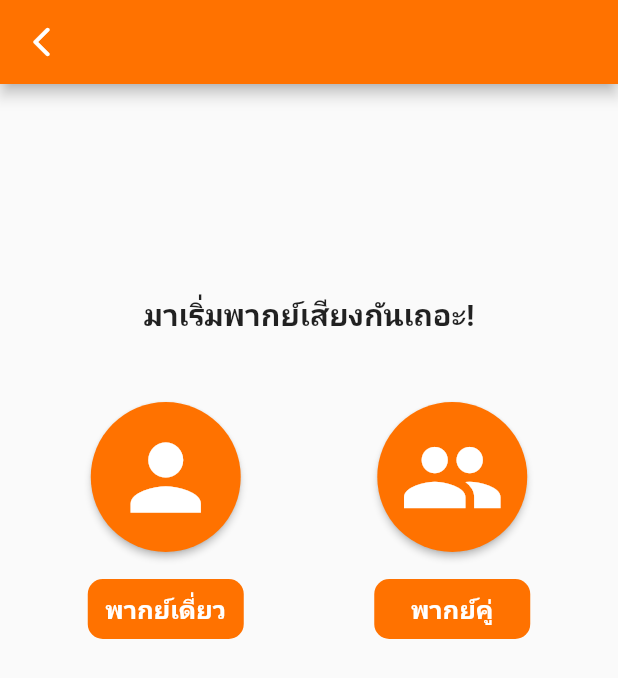
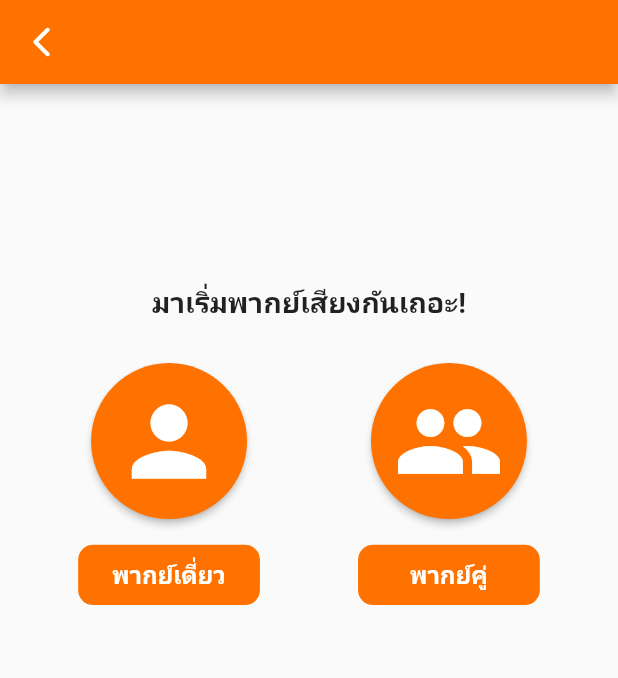
Before and after one commit to Napat-Edu/Overvoice, a Flutter app: the More screen opened directly with empty values, after a tap on "ไปพากย์เสียง", on a phone screen of 412 x 824 dp. Shown: the top 678 px of the screen. Run offline on Flutter 3.47's test engine with Material 2 defaults, Android fonts, the phone set to English and light mode, and no system bars; our stand-ins replace audioplayers, cloud_firestore, firebase_auth, firebase_core, firebase_storage, flutter_signin_button and 3 more; missing offline and left inert: flutter_beep, flutter_sound; accounts and stored records are empty; network calls fail.

Commit message:
responsive thai fonts

```diff
--- a/lib/screen/moreInfo_page.dart
+++ b/lib/screen/moreInfo_page.dart
@@ -18,11 +18,9 @@ class _MoreState extends State<More> {
 
   @override
   Widget build(BuildContext context) {
+
     double screenWidth = MediaQuery.of(context).size.width;
     double screenHeight = MediaQuery.of(context).size.height;
-
-    print(" Height ${screenHeight}");
-    print("Width ${screenWidth}");
 
     return Scaffold(
       extendBodyBehindAppBar: true,
@@ -85,18 +83,18 @@ class _MoreState extends State<More> {
                 child: Text(
                   detailList["name"],
                   textAlign: TextAlign.center,
-                  style: TextStyle(fontSize: 21, fontWeight: FontWeight.bold),
+                  style: TextStyle(fontSize: 22, fontWeight: FontWeight.bold),
                 ),
               ),
               SizedBox(
-                height: screenHeight / 127,
+                height: screenHeight / 100,
               ),
               Container(
                 child: Text(
                   detailList['episode'],
                   textAlign: TextAlign.center,
                   style: const TextStyle(
-                      fontSize: 19, fontWeight: FontWeight.w700),
+                      fontSize: 18, fontWeight: FontWeight.w600),
                 ),
               ),
               SizedBox(
@@ -107,16 +105,16 @@ class _MoreState extends State<More> {
                   "${detailList['voiceoverAmount']} ตัวละคร : ${detailList['character']}",
                   textAlign: TextAlign.center,
                   style: const TextStyle(
-                      fontSize: 17, fontWeight: FontWeight.w600),
+                      fontSize: 16, fontWeight: FontWeight.w600),
                 ),
               ),
               SizedBox(
-                height: screenHeight / 89,
+                height: screenHeight / 50,
               ),
               Container(
                 height: screenHeight / 4.5,
                 child: Text(
-                  "\n${detailList['detail']}",
+                  "${detailList['detail']}",
                   textAlign: TextAlign.center,
                   style: const TextStyle(
                       fontSize: 15, fontWeight: FontWeight.w400),
@@ -132,7 +130,7 @@ class _MoreState extends State<More> {
                   style: const TextStyle(
                       fontSize: 14,
                       fontWeight: FontWeight.w300,
-                      color: Colors.grey),
+                      color: Colors.black45),
                 ),
               ),
               SizedBox(
--- a/lib/screen/record_select_type_page.dart
+++ b/lib/screen/record_select_type_page.dart
@@ -17,6 +17,10 @@ class _StartState extends State<Start> {
 
   @override
   Widget build(BuildContext context) {
+
+    double screenWidth = MediaQuery.of(context).size.width;
+    double screenHeight = MediaQuery.of(context).size.height;
+
     return Scaffold(
       appBar: AppBar(
         title: Text(
@@ -36,22 +40,22 @@ class _StartState extends State<Start> {
       ),
       body: Container(
         padding: EdgeInsets.only(top: 40, left: 40, right: 40),
-        height: 550,
+        height: screenHeight / 1.6,
         width: double.infinity,
         child: Container(
             child: Column(children: <Widget>[
           SizedBox(
-            height: 100,
+            height: screenHeight / 8.9,
           ),
           Container(
             child: Text(
               "มาเริ่มพากย์เสียงกันเถอะ!",
               textAlign: TextAlign.center,
-              style: TextStyle(fontWeight: FontWeight.bold, fontSize: 20),
+              style: TextStyle(fontWeight: FontWeight.bold, fontSize: 19),
             ),
           ),
           SizedBox(
-            height: 45,
+            height: screenHeight / 30,
           ),
           Row(
             mainAxisAlignment: MainAxisAlignment.spaceEvenly,
@@ -67,16 +71,16 @@ class _StartState extends State<Start> {
                     },
                     elevation: 2.0,
                     fillColor: Color(0xFFFF7200),
-                    child: Icon(Icons.person, size: 70.0, color: Colors.white),
+                    child: Icon(Icons.person, size: 74.0, color: Colors.white),
                     padding: EdgeInsets.all(15.0),
                     shape: CircleBorder(),
                   ),
                   SizedBox(
-                    height: 18,
+                    height: screenHeight / 48,
                   ),
                   SizedBox(
-                    width: 104,
-                    height: 40,
+                    width: screenWidth / 3.4,
+                    height: screenHeight / 20.5,
                     child: TextButton(
                       style: TextButton.styleFrom(
                           shape: RoundedRectangleBorder(
@@ -84,7 +88,7 @@ class _StartState extends State<Start> {
                           backgroundColor: Color(0xFFFF7200),
                           foregroundColor: Colors.white,
                           textStyle: const TextStyle(
-                              fontSize: 17, fontWeight: FontWeight.w600)),
+                              fontSize: 16, fontWeight: FontWeight.w600)),
                       onPressed: () {
                         Navigator.push(
                             context,
@@ -98,7 +102,7 @@ class _StartState extends State<Start> {
                 ]),
               ),
               SizedBox(
-                width: 50,
+                width: screenWidth / 10,
               ),
               Container(
                 child: Column(children: [
@@ -106,16 +110,16 @@ class _StartState extends State<Start> {
                     onPressed: () {},
                     elevation: 2.0,
                     fillColor: Color(0xFFFF7200),
-                    child: Icon(Icons.people, size: 70.0, color: Colors.white),
+                    child: Icon(Icons.people, size: 74.0, color: Colors.white),
                     padding: EdgeInsets.all(15.0),
                     shape: CircleBorder(),
                   ),
                   SizedBox(
-                    height: 18,
+                    height: screenHeight / 48,
                   ),
                   SizedBox(
-                    width: 104,
-                    height: 40,
+                    width: screenWidth / 3.4,
+                    height: screenHeight / 20.5,
                     child: TextButton(
                       style: TextButton.styleFrom(
                           shape: RoundedRectangleBorder(
@@ -123,7 +127,7 @@ class _StartState extends State<Start> {
                           backgroundColor: Color(0xFFFF7200),
                           foregroundColor: Colors.white,
                           textStyle: const TextStyle(
-                              fontSize: 17, fontWeight: FontWeight.w600)),
+                              fontSize: 16, fontWeight: FontWeight.w600)),
                       onPressed: () {},
                       child: const Text('พากย์คู่'),
                     ),
```
Also changed, not shown: lib/screen/home_page.dart (+1 -40 lines), lib/screen/record_select_character_page.dart (+21 -17 lines).
